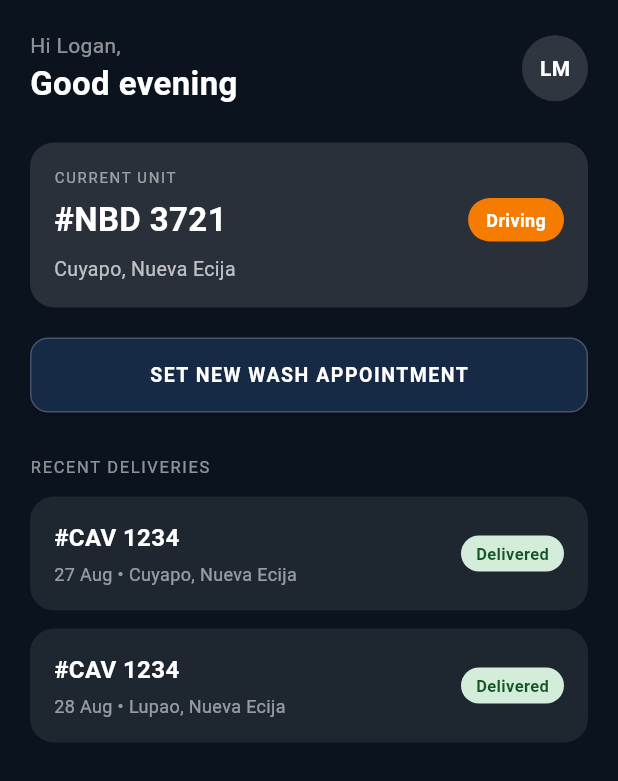
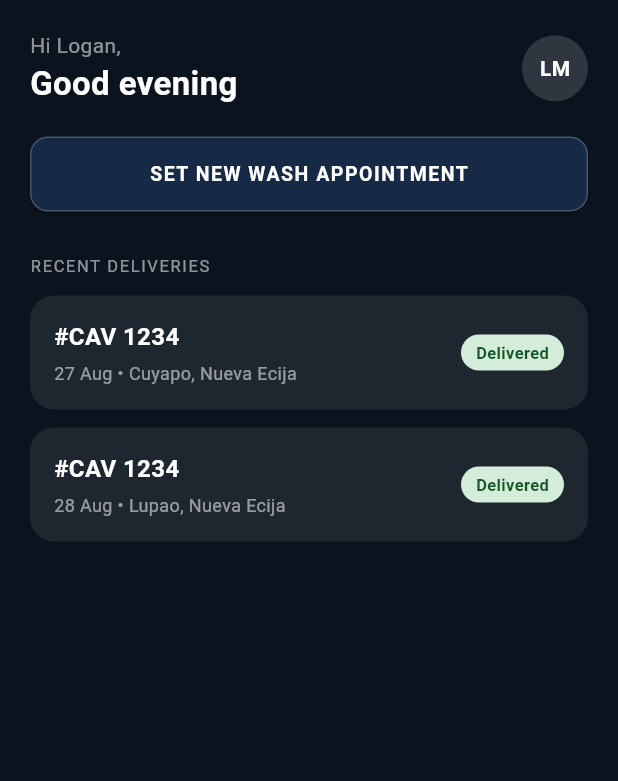
Before and after one commit to aquinochristianjaye-cell/Mobile, a Flutter app: the MainScreenDriver screen opened directly with empty values, on a phone screen of 412 x 824 dp. Shown: the top 781 px of the screen. Run offline on Flutter 3.47's test engine with Material 3 defaults, Android fonts, the phone set to English and light mode, and no system bars; our stand-ins replace qr_flutter; missing offline and left inert: mobile_scanner.

Commit message:
updated 09-19-26

```diff
--- a/driverui/lib/con_app.dart
+++ b/driverui/lib/con_app.dart
@@ -106,10 +106,12 @@ class _ConfirmAppDriverScreenState
           context,
           MaterialPageRoute(
            builder: (context) => QrCodeDriverScreen(
+                driverId: widget.driverId,
                 appointmentId: appointmentId,
                 plateNumber: widget.plateNumber,
                 livestockLoad: widget.livestockLoad,
                 preferredTime: widget.preferredTime,
+                comingFrom: widget.comingFrom,
               ),
           ),
         );
--- a/driverui/lib/dashboard_driver.dart
+++ b/driverui/lib/dashboard_driver.dart
@@ -5,13 +5,28 @@ import 'settings.dart';
 class MainScreenDriver extends StatelessWidget {
   final int driverId;
 
+  // Appointment information
+  final int? appointmentId;
+  final String? plateNumber;
+  final String? livestockLoad;
+  final String? preferredTime;
+  final String? comingFrom;
+
   const MainScreenDriver({
     Key? key,
     required this.driverId,
+    this.appointmentId,
+    this.plateNumber,
+    this.livestockLoad,
+    this.preferredTime,
+    this.comingFrom,
   }) : super(key: key);
 
   @override
   Widget build(BuildContext context) {
+    // The Current Unit only appears when an appointment exists.
+    final bool hasAppointment = appointmentId != null;
+
     return Scaffold(
       backgroundColor: const Color(0xFF0B131E),
       body: SafeArea(
@@ -20,6 +35,7 @@ class MainScreenDriver extends StatelessWidget {
           child: Column(
             crossAxisAlignment: CrossAxisAlignment.start,
             children: [
+              // HEADER
               Row(
                 mainAxisAlignment: MainAxisAlignment.spaceBetween,
                 children: [
@@ -74,6 +90,8 @@ class MainScreenDriver extends StatelessWidget {
                 ],
               ),
 
+              // CURRENT UNIT
+              if (hasAppointment) ...[
                 const SizedBox(height: 24),
 
                 Container(
@@ -100,9 +118,9 @@ class MainScreenDriver extends StatelessWidget {
                         mainAxisAlignment:
                             MainAxisAlignment.spaceBetween,
                         children: [
-                        const Text(
-                          '#NBD 3721',
-                          style: TextStyle(
+                          Text(
+                            '#${plateNumber ?? 'Unknown'}',
+                            style: const TextStyle(
                               color: Colors.white,
                               fontSize: 22,
                               fontWeight: FontWeight.bold,
@@ -133,19 +151,31 @@ class MainScreenDriver extends StatelessWidget {
 
                       const SizedBox(height: 8),
 
-                    const Text(
-                      'Cuyapo, Nueva Ecija',
-                      style: TextStyle(
+                      Text(
+                        comingFrom ?? 'Location not specified',
+                        style: const TextStyle(
                           color: Colors.white70,
                           fontSize: 13,
+                        ),
+                      ),
+
+                      const SizedBox(height: 8),
+
+                      Text(
+                        '$livestockLoad • $preferredTime',
+                        style: const TextStyle(
+                          color: Colors.white54,
+                          fontSize: 12,
                         ),
                       ),
                     ],
                   ),
                 ),
+              ],
 
               const SizedBox(height: 20),
 
+              // NEW APPOINTMENT BUTTON
               SizedBox(
                 width: double.infinity,
                 height: 50,
@@ -159,7 +189,6 @@ class MainScreenDriver extends StatelessWidget {
                       ),
                     ),
                   ),
-
                   onPressed: () {
                     Navigator.push(
                       context,
@@ -171,7 +200,6 @@ class MainScreenDriver extends StatelessWidget {
                       ),
                     );
                   },
-
                   child: const Text(
                     'SET NEW WASH APPOINTMENT',
                     style: TextStyle(
```
Also changed, not shown: driverui/lib/qr.dart (+16 -2 lines), 1 other file. Lines whose indentation alone changed are shown as unchanged.
